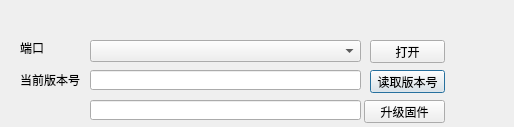
The window that dialog.ui (yangang123/QtSerialUploader) describes before a commit, drawn with Qt 5.
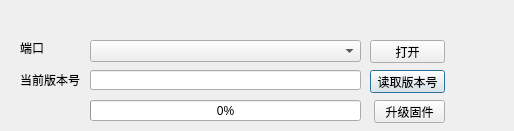
The same window after the commit.

Patch:
```diff
--- a/dialog.ui
+++ b/dialog.ui
@@ -7,7 +7,7 @@
     <x>0</x>
     <y>0</y>
     <width>514</width>
-    <height>127</height>
+    <height>131</height>
    </rect>
   </property>
   <property name="windowTitle">
@@ -65,9 +65,9 @@
   <widget class="QPushButton" name="update_firmware_button">
    <property name="geometry">
     <rect>
-     <x>364</x>
+     <x>374</x>
      <y>100</y>
-     <width>81</width>
+     <width>71</width>
      <height>23</height>
     </rect>
    </property>
@@ -101,12 +101,25 @@
   <widget class="QLineEdit" name="status_display">
    <property name="geometry">
     <rect>
+     <x>70</x>
+     <y>160</y>
+     <width>271</width>
+     <height>20</height>
+    </rect>
+   </property>
+  </widget>
+  <widget class="QProgressBar" name="progressBar">
+   <property name="geometry">
+    <rect>
      <x>90</x>
      <y>100</y>
      <width>271</width>
-     <height>20</height>
+     <height>21</height>
     </rect>
    </property>
+   <property name="value">
+    <number>0</number>
+   </property>
   </widget>
  </widget>
  <layoutdefault spacing="6" margin="11"/>
```
